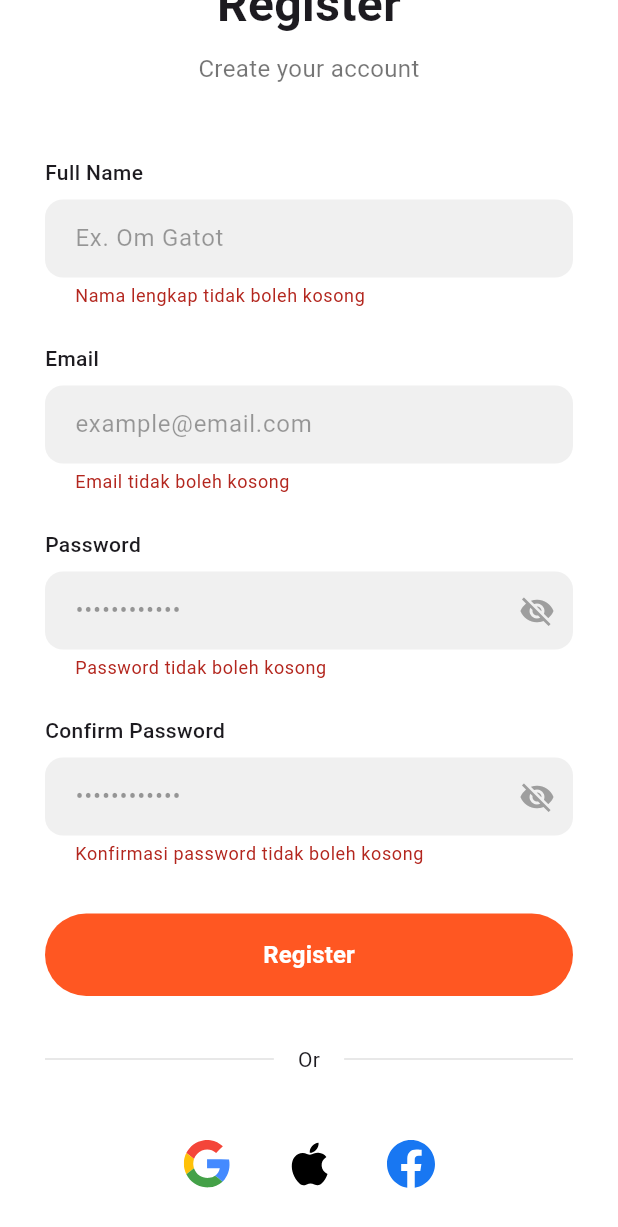
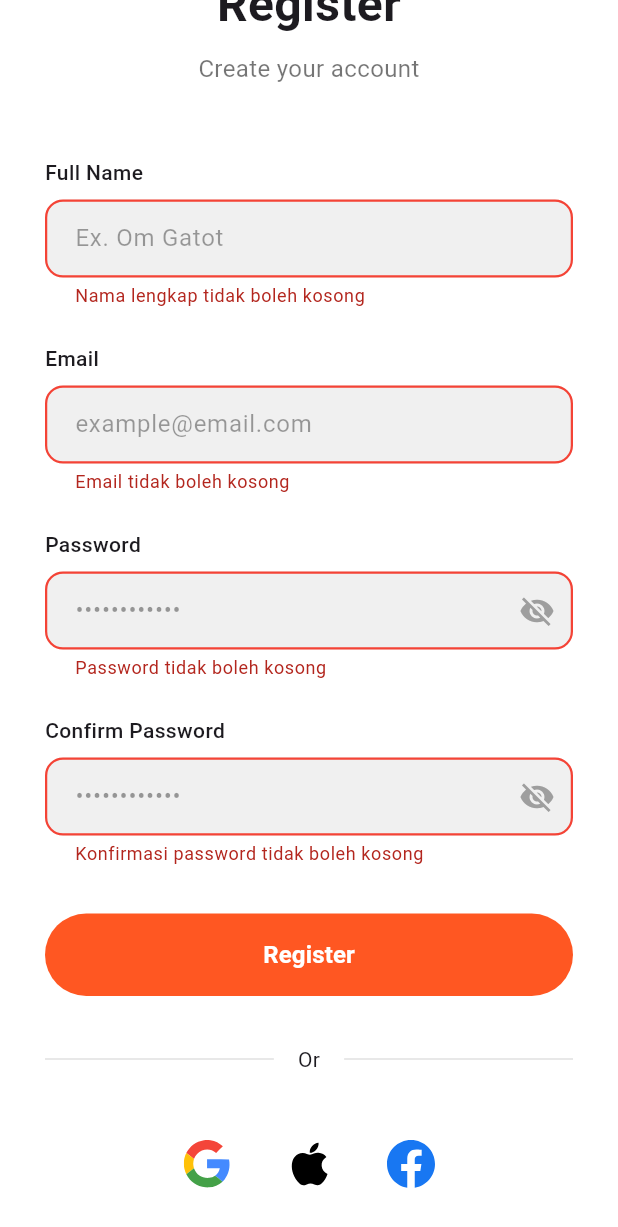
Before and after one commit to akhmaddakhir/aplikasi_teman_resto, a Flutter app: the RegisterPage screen opened by its route, scrolled down 108 dp, after a tap on "Register", on a phone screen of 412 x 824 dp. Shown: the top 1227 px of the screen. Run offline on Flutter 3.47's test engine with Material 3 defaults, Android fonts, the phone set to English and light mode, and no system bars; our stand-ins replace cloud_firestore, firebase_auth, firebase_core, flutter_map, flutter_svg, google_fonts and 2 more; accounts and stored records are empty; project files that could hold a hidden picture were left out.

Commit message:
refactor: Enhance user model and registration flow with improved error handling and date formatting

```diff
--- a/lib/pages/auth/register_page.dart
+++ b/lib/pages/auth/register_page.dart
@@ -13,6 +13,8 @@ class RegisterPage extends StatefulWidget {
 
 class _RegisterPageState extends State<RegisterPage> {
   final _formKey = GlobalKey<FormState>();
+
+  // ── Controllers ──────────────────────────────────────────────
   final _fullNameController = TextEditingController();
   final _emailController = TextEditingController();
   final _passwordController = TextEditingController();
@@ -35,20 +37,28 @@ class _RegisterPageState extends State<RegisterPage> {
   }
 
   Future<void> _handleRegister() async {
-    if (_formKey.currentState!.validate()) {
+    if (!_formKey.currentState!.validate()) return;
+
     setState(() => _isLoading = true);
 
     try {
-        // Register dengan Firebase
-        var user = await _authService.register(
+      // Register ke Firebase Auth + simpan ke Firestore
+      final user = await _authService.register(
         fullName: _fullNameController.text.trim(),
         email: _emailController.text.trim(),
         password: _passwordController.text,
       );
 
       if (user != null && mounted) {
-          // Simpan session
+        // Simpan session lokal
         await _sessionService.saveUserSession(user);
+
+        ScaffoldMessenger.of(context).showSnackBar(
+          const SnackBar(
+            content: Text('Registrasi berhasil! Selamat datang 🎉'),
+            backgroundColor: Color(0xFF16A34A),
+          ),
+        );
 
         // Navigate ke complete profile
         Navigator.pushReplacementNamed(context, '/complete-profile');
@@ -63,16 +73,13 @@ class _RegisterPageState extends State<RegisterPage> {
         );
       }
     } finally {
-        if (mounted) {
-          setState(() => _isLoading = false);
-        }
-      }
+      if (mounted) setState(() => _isLoading = false);
     }
   }
 
   void _handleSocialLogin(String provider) {
     ScaffoldMessenger.of(context).showSnackBar(
-      SnackBar(content: Text('Login dengan $provider')),
+      SnackBar(content: Text('Login dengan $provider belum tersedia')),
     );
   }
 
@@ -90,7 +97,7 @@ class _RegisterPageState extends State<RegisterPage> {
               children: [
                 const SizedBox(height: 32),
 
-                // Back Button
+                // ── Back Button ──────────────────────────────────
                 Row(
                   children: [
                     InkWell(
@@ -99,10 +106,7 @@ class _RegisterPageState extends State<RegisterPage> {
                       child: const SizedBox(
                         width: 40,
                         height: 40,
-                        child: Icon(
-                          Icons.arrow_back_ios,
-                          size: 20,
-                        ),
+                        child: Icon(Icons.arrow_back_ios, size: 20),
                       ),
                     ),
                   ],
@@ -110,7 +114,7 @@ class _RegisterPageState extends State<RegisterPage> {
 
                 const SizedBox(height: 16),
 
-                // Title
+                // ── Title ────────────────────────────────────────
                 const Text(
                   'Register',
                   textAlign: TextAlign.center,
@@ -123,38 +127,26 @@ class _RegisterPageState extends State<RegisterPage> {
                 const Text(
                   'Create your account',
                   textAlign: TextAlign.center,
-                  style: TextStyle(
-                    fontSize: 16,
-                    color: Colors.black54,
-                  ),
+                  style: TextStyle(fontSize: 16, color: Colors.black54),
                 ),
 
                 const SizedBox(height: 48),
 
-                // Full Name
-                const Text(
-                  'Full Name',
-                  style: TextStyle(fontSize: 14, fontWeight: FontWeight.w500),
-                ),
+                // ── Full Name ────────────────────────────────────
+                _buildLabel('Full Name'),
                 const SizedBox(height: 8),
                 TextFormField(
-                  decoration: InputDecoration(
-                    filled: true,
-                    fillColor: const Color(0xFFF0F0F0),
-                    hintText: 'Ex. Om Gatot',
-                    hintStyle: const TextStyle(color: Colors.black38),
-                    border: OutlineInputBorder(
-                      borderRadius: BorderRadius.circular(12),
-                      borderSide: BorderSide.none,
-                    ),
-                    contentPadding: const EdgeInsets.symmetric(
-                      horizontal: 16,
-                      vertical: 14,
-                    ),
-                  ),
+                  controller:
+                      _fullNameController, // ✅ FIX: controller terhubung
+                  keyboardType: TextInputType.name,
+                  textCapitalization: TextCapitalization.words,
+                  decoration: _inputDecoration('Ex. Om Gatot'),
                   validator: (value) {
-                    if (value == null || value.isEmpty) {
+                    if (value == null || value.trim().isEmpty) {
                       return 'Nama lengkap tidak boleh kosong';
+                    }
+                    if (value.trim().length < 2) {
+                      return 'Nama minimal 2 karakter';
                     }
                     return null;
                   },
@@ -162,35 +154,21 @@ class _RegisterPageState extends State<RegisterPage> {
 
                 const SizedBox(height: 24),
 
-                // Email
-                const Text(
-                  'Email',
-                  style: TextStyle(fontSize: 14, fontWeight: FontWeight.w500),
-                ),
+                // ── Email ────────────────────────────────────────
+                _buildLabel('Email'),
                 const SizedBox(height: 8),
                 TextFormField(
                   controller: _emailController,
                   keyboardType: TextInputType.emailAddress,
-                  decoration: InputDecoration(
-                    filled: true,
-                    fillColor: const Color(0xFFF0F0F0),
-                    hintText: 'example@email.com',
-                    hintStyle: const TextStyle(color: Colors.black38),
-                    border: OutlineInputBorder(
-                      borderRadius: BorderRadius.circular(12),
-                      borderSide: BorderSide.none,
-                    ),
-                    contentPadding: const EdgeInsets.symmetric(
-                      horizontal: 16,
-                      vertical: 14,
-                    ),
-                  ),
+                  decoration: _inputDecoration('example@email.com'),
                   validator: (value) {
                     if (value == null || value.isEmpty) {
                       return 'Email tidak boleh kosong';
                     }
-                    if (!value.contains('@')) {
-                      return 'Email tidak valid';
+                    final emailRegex =
+                        RegExp(r'^[\w-\.]+@([\w-]+\.)+[\w-]{2,4}$');
+                    if (!emailRegex.hasMatch(value.trim())) {
+                      return 'Format email tidak valid';
                     }
                     return null;
                   },
@@ -198,40 +176,23 @@ class _RegisterPageState extends State<RegisterPage> {
 
                 const SizedBox(height: 24),
 
-                // Password
-                const Text(
-                  'Password',
-                  style: TextStyle(fontSize: 14, fontWeight: FontWeight.w500),
-                ),
+                // ── Password ─────────────────────────────────────
+                _buildLabel('Password'),
                 const SizedBox(height: 8),
                 TextFormField(
                   controller: _passwordController,
                   obscureText: !_isPasswordVisible,
-                  decoration: InputDecoration(
-                    filled: true,
-                    fillColor: const Color(0xFFF0F0F0),
-                    hintText: '••••••••••••',
-                    hintStyle: const TextStyle(color: Colors.black38),
-                    border: OutlineInputBorder(
-                      borderRadius: BorderRadius.circular(12),
-                      borderSide: BorderSide.none,
-                    ),
-                    contentPadding: const EdgeInsets.symmetric(
-                      horizontal: 16,
-                      vertical: 14,
-                    ),
-                    suffixIcon: IconButton(
+                  decoration: _inputDecoration(
+                    '••••••••••••',
+                    suffix: IconButton(
                       icon: Icon(
                         _isPasswordVisible
                             ? Icons.visibility
                             : Icons.visibility_off,
                         color: Colors.grey,
                       ),
-                      onPressed: () {
-                        setState(() {
-                          _isPasswordVisible = !_isPasswordVisible;
-                        });
-                      },
+                      onPressed: () => setState(
+                          () => _isPasswordVisible = !_isPasswordVisible),
                     ),
                   ),
                   validator: (value) {
@@ -247,40 +208,24 @@ class _RegisterPageState extends State<RegisterPage> {
 
                 const SizedBox(height: 24),
 
-                // Confirm Password
-                const Text(
-                  'Confirm Password',
-                  style: TextStyle(fontSize: 14, fontWeight: FontWeight.w500),
-                ),
+                // ── Confirm Password ─────────────────────────────
+                _buildLabel('Confirm Password'),
                 const SizedBox(height: 8),
                 TextFormField(
                   controller: _confirmPasswordController,
                   obscureText: !_isConfirmPasswordVisible,
-                  decoration: InputDecoration(
-                    filled: true,
-                    fillColor: const Color(0xFFF0F0F0),
-                    hintText: '••••••••••••',
-                    hintStyle: const TextStyle(color: Colors.black38),
-                    border: OutlineInputBorder(
-                      borderRadius: BorderRadius.circular(12),
-                      borderSide: BorderSide.none,
-                    ),
-                    contentPadding: const EdgeInsets.symmetric(
-                      horizontal: 16,
-                      vertical: 14,
-                    ),
-                    suffixIcon: IconButton(
+                  decoration: _inputDecoration(
+                    '••••••••••••',
+                    suffix: IconButton(
                       icon: Icon(
-                        _isPasswordVisible
+                        _isConfirmPasswordVisible
                             ? Icons.visibility
                             : Icons.visibility_off,
                         color: Colors.grey,
                       ),
-                      onPressed: () {
-                        setState(() {
-                          _isPasswordVisible = !_isPasswordVisible;
-                        });
-                      },
+                      onPressed: () => setState(() =>
+                          _isConfirmPasswordVisible =
+                              !_isConfirmPasswordVisible),
                     ),
                   ),
                   validator: (value) {
@@ -296,11 +241,13 @@ class _RegisterPageState extends State<RegisterPage> {
 
                 const SizedBox(height: 32),
 
-                // Register Button
+                // ── Register Button ──────────────────────────────
                 ElevatedButton(
                   onPressed: _isLoading ? null : _handleRegister,
                   style: ElevatedButton.styleFrom(
                     backgroundColor: const Color(0xFFFF5722),
+                    disabledBackgroundColor:
+                        const Color(0xFFFF5722).withOpacity(0.6),
                     padding: const EdgeInsets.symmetric(vertical: 16),
                     shape: RoundedRectangleBorder(
                       borderRadius: BorderRadius.circular(50),
@@ -312,9 +259,8 @@ class _RegisterPageState extends State<RegisterPage> {
                           width: 20,
                           height: 20,
                           child: CircularProgressIndicator(
-                            valueColor: AlwaysStoppedAnimation<Color>(
-                              Colors.white,
-                            ),
+                            valueColor:
+                                AlwaysStoppedAnimation<Color>(Colors.white),
                             strokeWidth: 2,
                           ),
                         )
@@ -330,7 +276,7 @@ class _RegisterPageState extends State<RegisterPage> {
 
                 const SizedBox(height: 32),
 
-                // Divider
+                // ── Divider ──────────────────────────────────────
                 Row(
                   children: [
                     Expanded(child: Divider(color: Colors.grey[300])),
@@ -344,7 +290,7 @@ class _RegisterPageState extends State<RegisterPage> {
 
                 const SizedBox(height: 32),
 
-                // Social Login
+                // ── Social Login ─────────────────────────────────
                 Row(
                   mainAxisAlignment: MainAxisAlignment.center,
                   children: [
@@ -367,7 +313,7 @@ class _RegisterPageState extends State<RegisterPage> {
 
                 const SizedBox(height: 32),
 
-                // Sign In
+                // ── Sign In Link ─────────────────────────────────
                 Row(
                   mainAxisAlignment: MainAxisAlignment.center,
                   children: [
@@ -376,14 +322,10 @@ class _RegisterPageState extends State<RegisterPage> {
                       style: TextStyle(color: Colors.black54),
                     ),
                     GestureDetector(
-                      onTap: () {
-                        Navigator.push(
+                      onTap: () => Navigator.push(
                         context,
-                          MaterialPageRoute(
-                            builder: (context) => const LoginPage(),
+                        MaterialPageRoute(builder: (_) => const LoginPage()),
                       ),
-                        );
-                      },
                       child: const Text(
                         'Sign In',
                         style: TextStyle(
@@ -404,7 +346,44 @@ class _RegisterPageState extends State<RegisterPage> {
     );
   }
 
-  // ===== Helpers =====
+  // ── Helpers ──────────────────────────────────────────────────
+
+  Widget _buildLabel(String text) {
+    return Text(
+      text,
+      style: const TextStyle(fontSize: 14, fontWeight: FontWeight.w500),
+    );
+  }
+
+  InputDecoration _inputDecoration(String hint, {Widget? suffix}) {
+    return InputDecoration(
+      filled: true,
+      fillColor: const Color(0xFFF0F0F0),
+      hintText: hint,
+      hintStyle: const TextStyle(color: Colors.black38),
+      suffixIcon: suffix,
+      border: OutlineInputBorder(
+        borderRadius: BorderRadius.circular(12),
+        borderSide: BorderSide.none,
+      ),
+      errorBorder: OutlineInputBorder(
+        borderRadius: BorderRadius.circular(12),
+        borderSide: const BorderSide(color: Colors.red, width: 1.5),
+      ),
+      focusedErrorBorder: OutlineInputBorder(
+        borderRadius: BorderRadius.circular(12),
+        borderSide: const BorderSide(color: Colors.red, width: 1.5),
+      ),
+      focusedBorder: OutlineInputBorder(
+        borderRadius: BorderRadius.circular(12),
+        borderSide: const BorderSide(color: Color(0xFFFF5722), width: 1.5),
+      ),
+      contentPadding: const EdgeInsets.symmetric(
+        horizontal: 16,
+        vertical: 14,
+      ),
+    );
+  }
 
   Widget _buildSocialButton({
     required String assetPath,
@@ -415,11 +394,7 @@ class _RegisterPageState extends State<RegisterPage> {
       borderRadius: BorderRadius.circular(50),
       child: Padding(
         padding: const EdgeInsets.all(12),
-        child: SvgPicture.asset(
-          assetPath,
-          width: 32,
-          height: 32,
-        ),
+        child: SvgPicture.asset(assetPath, width: 32, height: 32),
       ),
     );
   }
```
Also changed, not shown: lib/models/user_model.dart (+89 -39 lines), lib/services/auth_service.dart (+141 -103 lines). Lines whose indentation alone changed are shown as unchanged.
